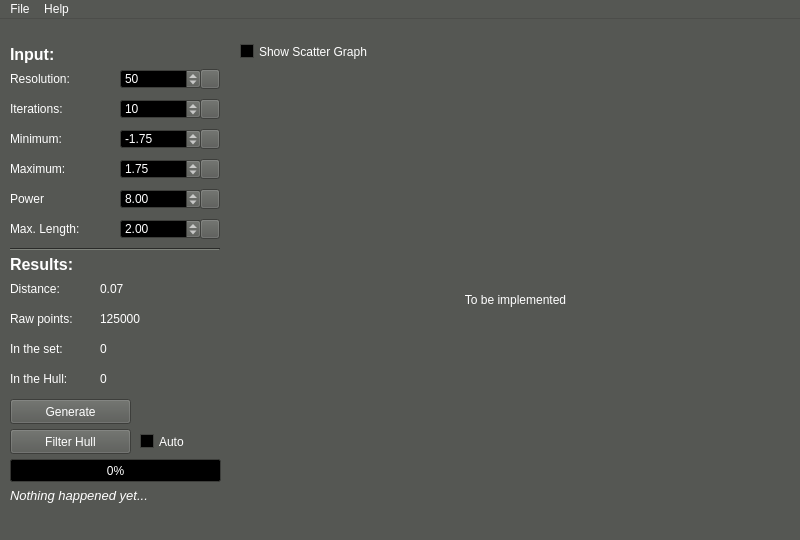
Old version of the form mainwindow.ui in the repository EVARATE/MandelbulbUI.
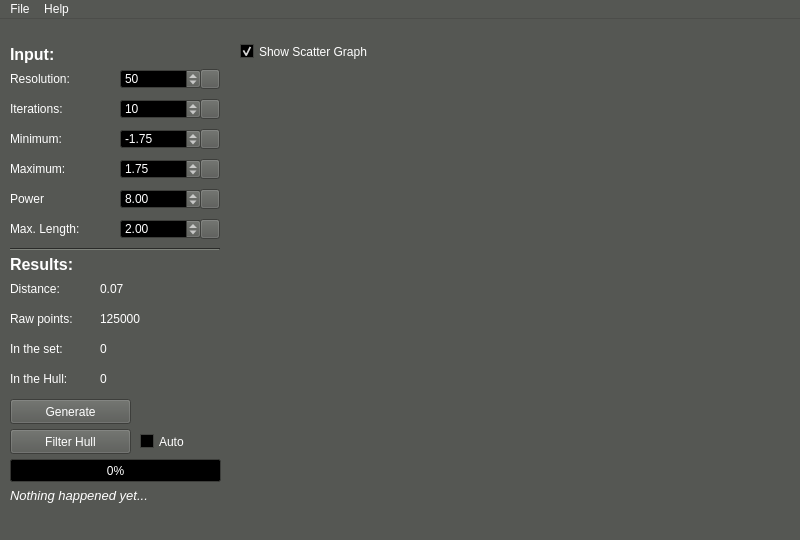
New version of the form. Icons and pictures are not drawn.

The edit to the form file:
```diff
--- a/mainwindow.ui
+++ b/mainwindow.ui
@@ -10,6 +10,18 @@
     <height>540</height>
    </rect>
   </property>
+  <property name="minimumSize">
+   <size>
+    <width>800</width>
+    <height>540</height>
+   </size>
+  </property>
+  <property name="maximumSize">
+   <size>
+    <width>800</width>
+    <height>540</height>
+   </size>
+  </property>
   <property name="palette">
    <palette>
     <active>
@@ -968,18 +980,7 @@
       <height>461</height>
      </rect>
     </property>
-    <layout class="QHBoxLayout" name="horizontalLayout">
-     <item>
-      <widget class="QLabel" name="label_10">
-       <property name="text">
-        <string>To be implemented</string>
-       </property>
-       <property name="alignment">
-        <set>Qt::AlignCenter</set>
-       </property>
-      </widget>
-     </item>
-    </layout>
+    <layout class="QHBoxLayout" name="horizontalLayout"/>
    </widget>
    <widget class="QCheckBox" name="checkBox_showGraph">
     <property name="geometry">
@@ -993,6 +994,9 @@
     <property name="text">
      <string>Show Scatter Graph</string>
     </property>
+    <property name="checked">
+     <bool>true</bool>
+    </property>
    </widget>
    <widget class="QLabel" name="label_8">
     <property name="geometry">
```
Left out of the diff: 60 changed lines with no effect on the pictures.
